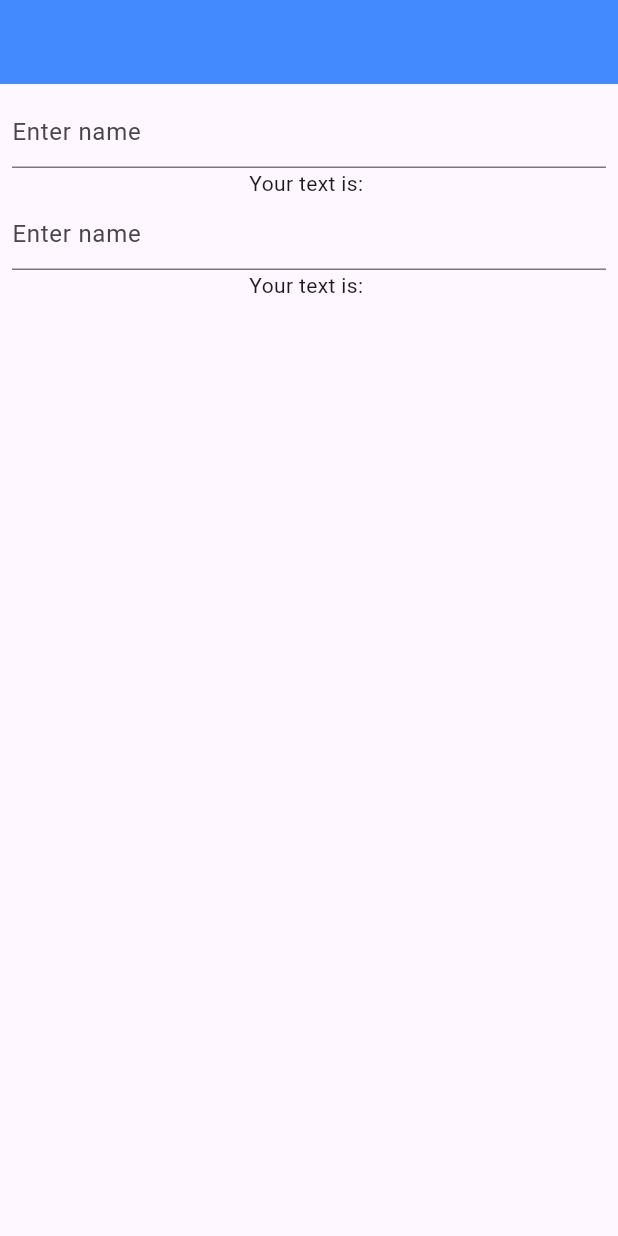
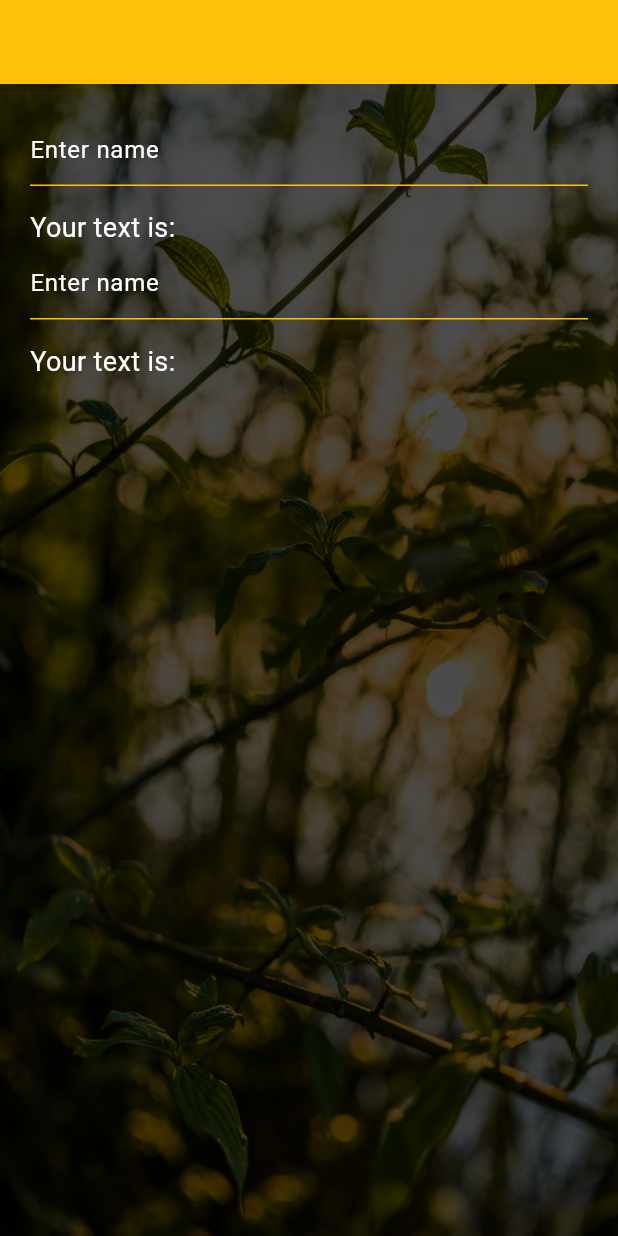
Before and after one commit to koptodev012/Provider-And-Responsive-Container, a Flutter app: the screen it shows after launch, on a phone screen of 412 x 824 dp. Run offline on Flutter 3.47's test engine with Material 3 defaults, Android fonts, the phone set to English and light mode, and no system bars.

Commit message:
add background image

```diff
--- a/lib/controller/textfield_controller.dart
+++ b/lib/controller/textfield_controller.dart
@@ -13,5 +13,4 @@ class Textfield_Controller extends ChangeNotifier {
   }
 
   String get getName1 => username1;
-
 }
--- /dev/null
+++ b/lib/view/bg_image_flutter.dart
@@ -0,0 +1,22 @@
+import 'package:flutter/material.dart';
+
+class BaseLayout extends StatelessWidget {
+  @override
+  Widget build(BuildContext context) {
+    return Scaffold(
+      body: Container(
+        decoration: const BoxDecoration(
+          color: Colors.black,
+          image: DecorationImage(
+            image: AssetImage(
+                "assets/images/pexels-felix-mittermeier-1039083.jpg"),
+            opacity: 0.3,
+            isAntiAlias: true,
+            fit: BoxFit.fill,
+          ),
+        ),
+        child: null /* add child content here */,
+      ),
+    );
+  }
+}
--- a/lib/view/textfield_flutter.dart
+++ b/lib/view/textfield_flutter.dart
@@ -13,29 +13,82 @@ class TextFieldFlutter extends StatelessWidget {
     // =============================
     return Scaffold(
       appBar: AppBar(
-        backgroundColor: Colors.blueAccent,
+        backgroundColor: Colors.amber,
       ),
-      body: Padding(
-        padding: const EdgeInsets.all(8.0),
+      body: Container(
+        decoration: const BoxDecoration(
+          color: Colors.black,
+          image: DecorationImage(
+            image: AssetImage(
+                "assets/images/pexels-felix-mittermeier-1039083.jpg"),
+            opacity: 0.3,
+            isAntiAlias: true,
+            fit: BoxFit.fill,
+          ),
+        ),
+        child: Padding(
+          padding: const EdgeInsets.all(20),
           child: Column(
+            crossAxisAlignment: CrossAxisAlignment.start,
             children: [
               TextFormField(
+                style: const TextStyle(
+                  color: Colors.white,
+                ),
                 onChanged: (val) {
                   textFieldController.setName1(val);
                 },
-              decoration: const InputDecoration(hintText: "Enter name"),
+                decoration: const InputDecoration(
+                  hintText: "Enter name",
+                  hintStyle: TextStyle(color: Colors.white),
+                  enabledBorder: UnderlineInputBorder(
+                    borderSide: BorderSide(color: Colors.amber),
+                  ),
+                  focusedBorder: UnderlineInputBorder(
+                    borderSide: BorderSide(color: Colors.amber),
+                  ),
+                  border: UnderlineInputBorder(
+                    borderSide: BorderSide(color: Colors.amber),
+                  ),
+                ),
+              ),
+              const SizedBox(
+                height: 15,
               ),
               Consumer<Textfield_Controller>(builder: (context, value, child) {
-              return Text("Your text is: ${value.getName1}");
+                return Text(
+                  "Your text is: ${value.getName1}",
+                  style: const TextStyle(fontSize: 18, color: Colors.white),
+                );
               }),
               TextFormField(
                 controller: textFieldController.usernameController,
-              decoration: const InputDecoration(hintText: "Enter name"),
+                style: const TextStyle(color: Colors.white),
+                decoration: const InputDecoration(
+                  hintText: "Enter name",
+                  hintStyle: TextStyle(color: Colors.white),
+                  enabledBorder: UnderlineInputBorder(
+                    borderSide: BorderSide(color: Colors.amber),
+                  ),
+                  focusedBorder: UnderlineInputBorder(
+                    borderSide: BorderSide(color: Colors.amber),
+                  ),
+                  border: UnderlineInputBorder(
+                    borderSide: BorderSide(color: Colors.amber),
+                  ),
+                ),
+              ),
+              const SizedBox(
+                height: 15,
               ),
               Consumer<Textfield_Controller>(builder: (context, value, child) {
-              return Text("Your text is: ${value.usernameController.text}");
+                return Text(
+                  "Your text is: ${value.usernameController.text}",
+                  style: const TextStyle(fontSize: 18, color: Colors.white),
+                );
               }),
             ],
+          ),
         ),
       ),
     );
--- a/pubspec.yaml
+++ b/pubspec.yaml
@@ -60,8 +60,8 @@ flutter:
   uses-material-design: true
 
   # To add assets to your application, add an assets section, like this:
-  # assets:
-  #   - images/a_dot_burr.jpeg
+  assets:
+    - assets/images/
   #   - images/a_dot_ham.jpeg
 
   # An image asset can refer to one or more resolution-specific "variants", see
```
Also changed, not shown: lib/main.dart (+7 -6 lines), lib/view/container_screen.dart (+16 -14 lines), assets/images/pexels-felix-mittermeier-1039083.jpg (added). Lines whose indentation alone changed are shown as unchanged.
